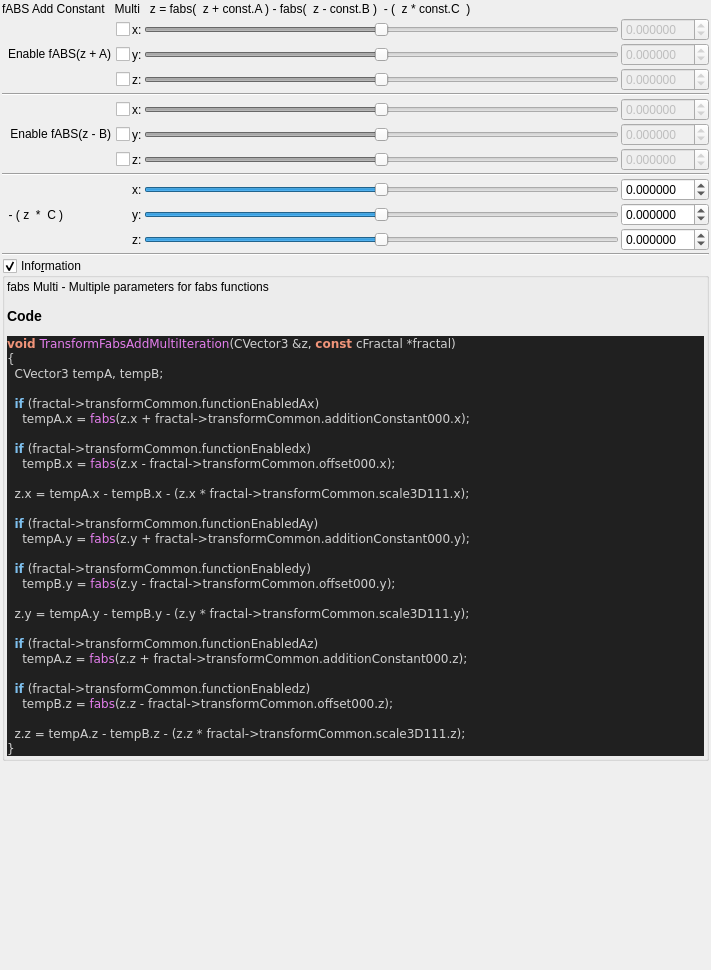
buddhi1980/mandelbulber2, file mandelbulber2/qt_data/fractal_transf_fabs_add_multi.ui: the form before one commit.
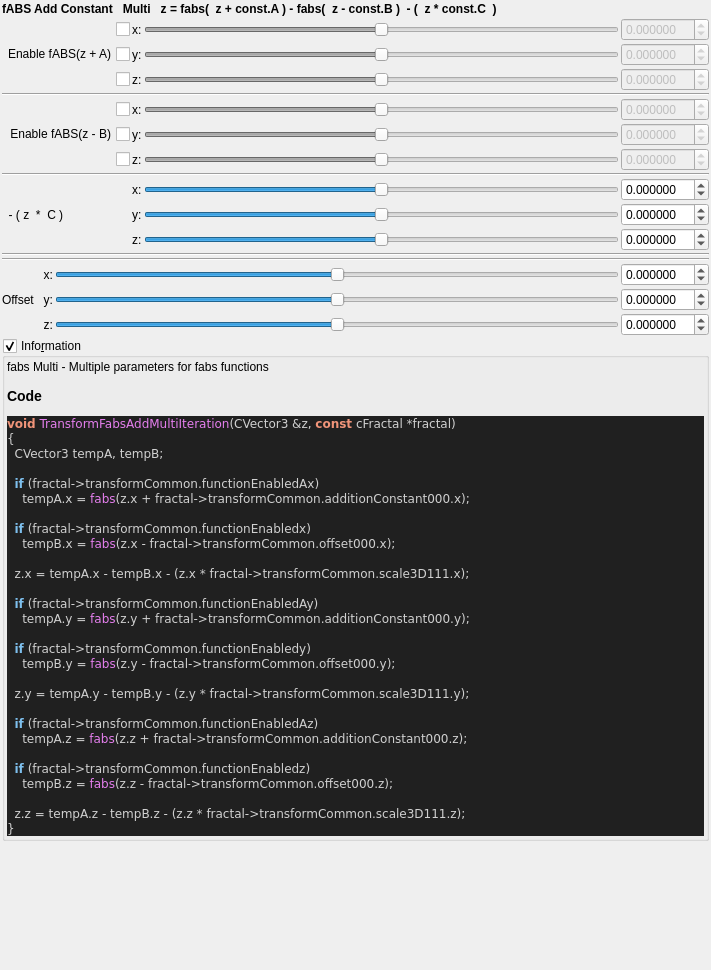
The form after the commit. Custom widgets are drawn as their Qt base class.

Commit message:
Updated Transf fabs add multi Updated Prism Shape
added Inverse cylinrical transform

Diff of the .ui file:
```diff
--- a/mandelbulber2/qt_data/fractal_transf_fabs_add_multi.ui
+++ b/mandelbulber2/qt_data/fractal_transf_fabs_add_multi.ui
@@ -31,6 +31,12 @@
    </property>
    <item>
     <widget class="QLabel" name="label_2">
+     <property name="font">
+      <font>
+       <weight>75</weight>
+       <bold>true</bold>
+      </font>
+     </property>
      <property name="text">
       <string>fABS Add Constant   Multi   z = fabs(  z + const.A ) - fabs(  z - const.B )  - (  z * const.C  )</string>
      </property>
@@ -605,6 +611,225 @@
      </property>
     </widget>
    </item>
+   <item>
+    <layout class="QGridLayout" name="gridLayout_63">
+     <property name="spacing">
+      <number>2</number>
+     </property>
+     <item row="3" column="1">
+      <widget class="QLabel" name="label_125">
+       <property name="sizePolicy">
+        <sizepolicy hsizetype="Preferred" vsizetype="Preferred">
+         <horstretch>0</horstretch>
+         <verstretch>0</verstretch>
+        </sizepolicy>
+       </property>
+       <property name="text">
+        <string>z:</string>
+       </property>
+       <property name="alignment">
+        <set>Qt::AlignRight|Qt::AlignTrailing|Qt::AlignVCenter</set>
+       </property>
+      </widget>
+     </item>
+     <item row="2" column="3">
+      <widget class="MyDoubleSpinBox" name="spinbox3_transf_offsetA_000_y">
+       <property name="sizePolicy">
+        <sizepolicy hsizetype="Minimum" vsizetype="Maximum">
+         <horstretch>0</horstretch>
+         <verstretch>0</verstretch>
+        </sizepolicy>
+       </property>
+       <property name="prefix">
+        <string/>
+       </property>
+       <property name="suffix">
+        <string/>
+       </property>
+       <property name="decimals">
+        <number>6</number>
+       </property>
+       <property name="minimum">
+        <double>-99.989999999999995</double>
+       </property>
+       <property name="maximum">
+        <double>99.989999999999995</double>
+       </property>
+       <property name="singleStep">
+        <double>0.100000000000000</double>
+       </property>
+      </widget>
+     </item>
+     <item row="0" column="0" colspan="4">
+      <widget class="Line" name="line_53">
+       <property name="orientation">
+        <enum>Qt::Horizontal</enum>
+       </property>
+      </widget>
+     </item>
+     <item row="2" column="2">
+      <widget class="QSlider" name="slider3_transf_offsetA_000_y">
+       <property name="sizePolicy">
+        <sizepolicy hsizetype="Expanding" vsizetype="Maximum">
+         <horstretch>0</horstretch>
+         <verstretch>0</verstretch>
+        </sizepolicy>
+       </property>
+       <property name="minimum">
+        <number>-5000000</number>
+       </property>
+       <property name="maximum">
+        <number>5000000</number>
+       </property>
+       <property name="singleStep">
+        <number>1</number>
+       </property>
+       <property name="orientation">
+        <enum>Qt::Horizontal</enum>
+       </property>
+      </widget>
+     </item>
+     <item row="3" column="3">
+      <widget class="MyDoubleSpinBox" name="spinbox3_transf_offsetA_000_z">
+       <property name="sizePolicy">
+        <sizepolicy hsizetype="Minimum" vsizetype="Maximum">
+         <horstretch>0</horstretch>
+         <verstretch>0</verstretch>
+        </sizepolicy>
+       </property>
+       <property name="prefix">
+        <string/>
+       </property>
+       <property name="suffix">
+        <string/>
+       </property>
+       <property name="decimals">
+        <number>6</number>
+       </property>
+       <property name="minimum">
+        <double>-99.989999999999995</double>
+       </property>
+       <property name="maximum">
+        <double>99.989999999999995</double>
+       </property>
+       <property name="singleStep">
+        <double>0.100000000000000</double>
+       </property>
+      </widget>
+     </item>
+     <item row="1" column="2">
+      <widget class="QSlider" name="slider3_transf_offsetA_000_x">
+       <property name="sizePolicy">
+        <sizepolicy hsizetype="Preferred" vsizetype="Preferred">
+         <horstretch>0</horstretch>
+         <verstretch>0</verstretch>
+        </sizepolicy>
+       </property>
+       <property name="minimum">
+        <number>-5000000</number>
+       </property>
+       <property name="maximum">
+        <number>5000000</number>
+       </property>
+       <property name="singleStep">
+        <number>1</number>
+       </property>
+       <property name="orientation">
+        <enum>Qt::Horizontal</enum>
+       </property>
+      </widget>
+     </item>
+     <item row="3" column="2">
+      <widget class="QSlider" name="slider3_transf_offsetA_000_z">
+       <property name="sizePolicy">
+        <sizepolicy hsizetype="Expanding" vsizetype="Maximum">
+         <horstretch>0</horstretch>
+         <verstretch>0</verstretch>
+        </sizepolicy>
+       </property>
+       <property name="minimum">
+        <number>-5000000</number>
+       </property>
+       <property name="maximum">
+        <number>5000000</number>
+       </property>
+       <property name="singleStep">
+        <number>1</number>
+       </property>
+       <property name="orientation">
+        <enum>Qt::Horizontal</enum>
+       </property>
+      </widget>
+     </item>
+     <item row="2" column="0">
+      <widget class="QLabel" name="label_259">
+       <property name="text">
+        <string>Offset  </string>
+       </property>
+      </widget>
+     </item>
+     <item row="1" column="1">
+      <widget class="QLabel" name="label_118">
+       <property name="sizePolicy">
+        <sizepolicy hsizetype="Preferred" vsizetype="Preferred">
+         <horstretch>0</horstretch>
+         <verstretch>0</verstretch>
+        </sizepolicy>
+       </property>
+       <property name="text">
+        <string>x:</string>
+       </property>
+       <property name="alignment">
+        <set>Qt::AlignRight|Qt::AlignTrailing|Qt::AlignVCenter</set>
+       </property>
+      </widget>
+     </item>
+     <item row="2" column="1">
+      <widget class="QLabel" name="label_119">
+       <property name="sizePolicy">
+        <sizepolicy hsizetype="Preferred" vsizetype="Preferred">
+         <horstretch>0</horstretch>
+         <verstretch>0</verstretch>
+        </sizepolicy>
+       </property>
+       <property name="text">
+        <string>y:</string>
+       </property>
+       <property name="alignment">
+        <set>Qt::AlignRight|Qt::AlignTrailing|Qt::AlignVCenter</set>
+       </property>
+      </widget>
+     </item>
+     <item row="1" column="3">
+      <widget class="MyDoubleSpinBox" name="spinbox3_transf_offsetA_000_x">
+       <property name="sizePolicy">
+        <sizepolicy hsizetype="Minimum" vsizetype="Maximum">
+         <horstretch>0</horstretch>
+         <verstretch>0</verstretch>
+        </sizepolicy>
+       </property>
+       <property name="prefix">
+        <string/>
+       </property>
+       <property name="suffix">
+        <string/>
+       </property>
+       <property name="decimals">
+        <number>6</number>
+       </property>
+       <property name="minimum">
+        <double>-99.989999999999995</double>
+       </property>
+       <property name="maximum">
+        <double>99.989999999999995</double>
+       </property>
+       <property name="singleStep">
+        <double>0.100000000000000</double>
+       </property>
+      </widget>
+     </item>
+    </layout>
+   </item>
    <item>
     <widget class="MyGroupBox" name="groupCheck_info">
      <property name="title">
```
The commit also changes 10 other files.
